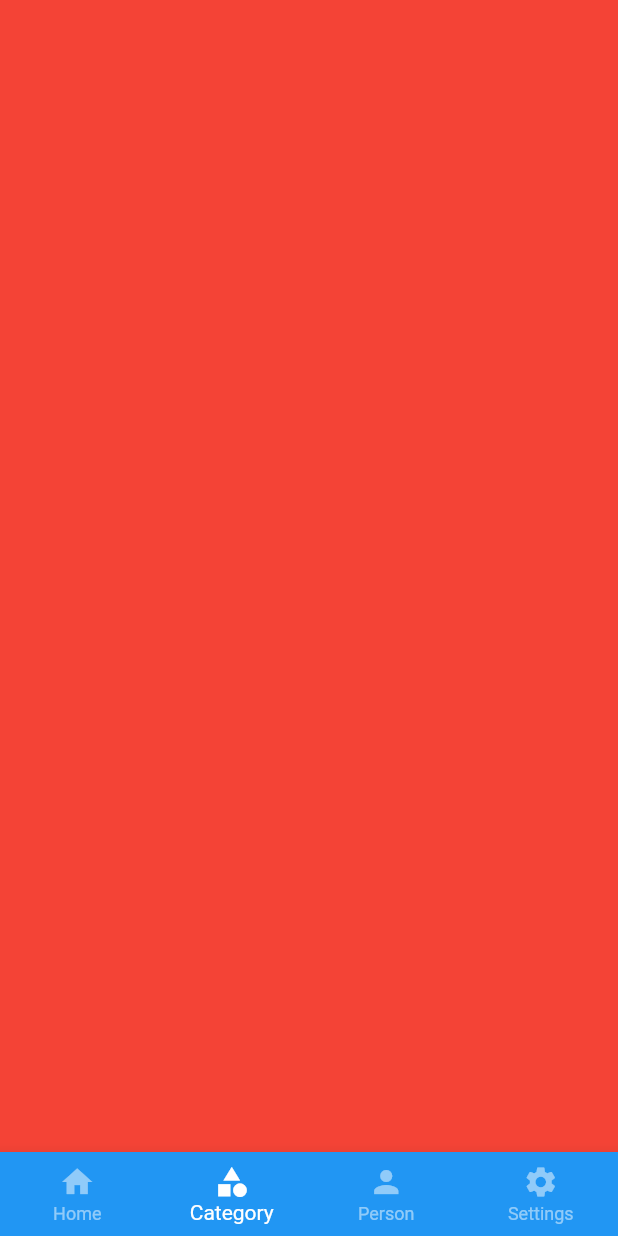
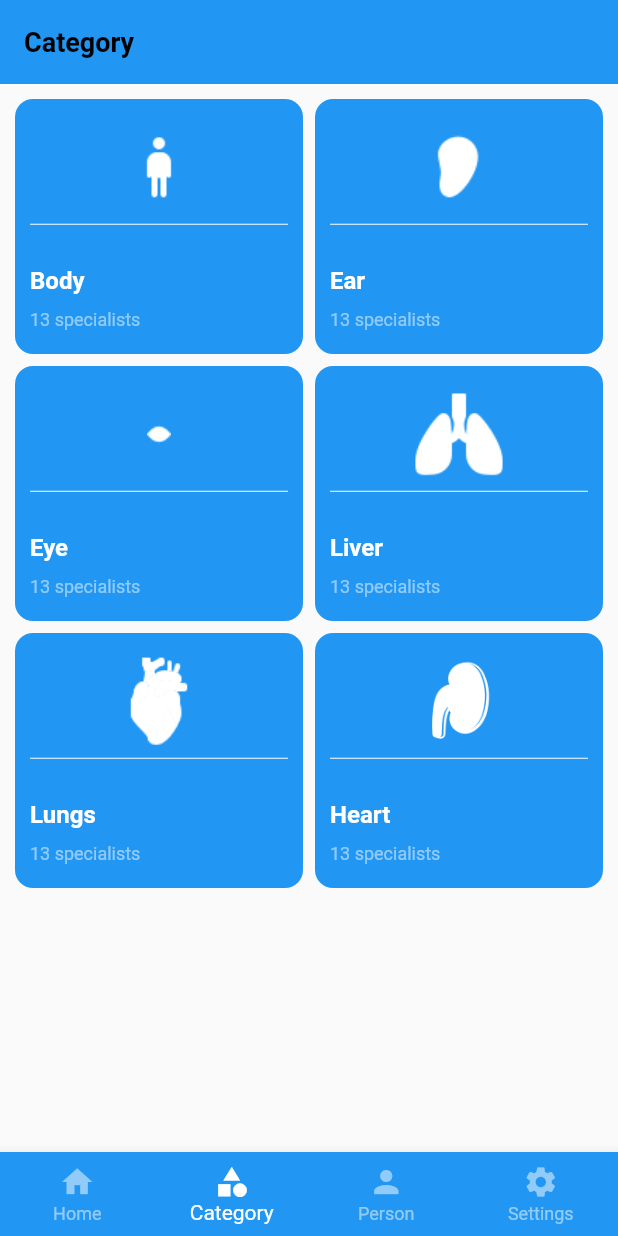
Before and after one commit to Sohag-84/Doctor-Appointment, a Flutter app: the Home screen opened directly, item 2 of the bottom bar chosen, on a phone screen of 412 x 824 dp. Run offline on Flutter 3.47's test engine with Material 2 defaults, Android fonts, the phone set to English and light mode, and no system bars; our stand-ins replace get, velocity_x.

Commit message:
category screen is designed

```diff
--- a/lib/consts/strings.dart
+++ b/lib/consts/strings.dart
@@ -27,5 +27,8 @@ class AppStrings {
       liver = "Liver",
       lungs = "Lungs",
       heart = "Heart",
-      kidney = "Kidney";
+      kidney = "Kidney",
+      category = "Category",
+      doctor = "Doctor Login",
+      settings = "Settings";
 }
--- /dev/null
+++ b/lib/views/category/category_screen.dart
@@ -0,0 +1,76 @@
+// ignore_for_file: prefer_const_constructors
+
+import 'package:doctor_appointment/consts/fonts.dart';
+import 'package:doctor_appointment/consts/list.dart';
+
+import '../../consts/consts.dart';
+
+class CategoryScreen extends StatelessWidget {
+  const CategoryScreen({super.key});
+
+  @override
+  Widget build(BuildContext context) {
+    return Scaffold(
+      appBar: AppBar(
+        elevation: 0,
+        automaticallyImplyLeading: false,
+        title: AppStyles.bold(
+          title: AppStrings.category,
+          size: AppSizes.size18,
+        ),
+      ),
+      body: Padding(
+        padding: const EdgeInsets.all(10.0),
+        child: GridView.builder(
+          physics: BouncingScrollPhysics(),
+          itemCount: iconList.length,
+          gridDelegate: SliverGridDelegateWithFixedCrossAxisCount(
+            crossAxisCount: 2,
+            mainAxisSpacing: 8,
+            crossAxisSpacing: 8,
+            mainAxisExtent: 170,
+          ),
+          itemBuilder: (context, index) {
+            return InkWell(
+              onTap: () {},
+              child: Container(
+                padding: EdgeInsets.all(10),
+                decoration: BoxDecoration(
+                  borderRadius: BorderRadius.circular(12),
+                  color: AppColors.blueColor,
+                ),
+                child: Column(
+                  mainAxisAlignment: MainAxisAlignment.center,
+                  crossAxisAlignment: CrossAxisAlignment.start,
+                  children: [
+                    Align(
+                      alignment: Alignment.center,
+                      child: Image.asset(
+                        iconList[index],
+                        width: 60,
+                        color: AppColors.whiteColor,
+                      ),
+                    ),
+                    Divider(color: AppColors.whiteColor),
+                    20.heightBox,
+                    AppStyles.bold(
+                      title: iconsTitleList[index],
+                      color: AppColors.whiteColor,
+                      size: AppSizes.size16,
+                    ),
+                    10.heightBox,
+                    AppStyles.normal(
+                      title: "13 specialists",
+                      color: AppColors.whiteColor.withOpacity(0.5),
+                      size: AppSizes.size12,
+                    ),
+                  ],
+                ),
+              ),
+            );
+          },
+        ),
+      ),
+    );
+  }
+}
--- a/lib/views/home/home.dart
+++ b/lib/views/home/home.dart
@@ -1,4 +1,7 @@
+// ignore_for_file: prefer_const_constructors
+
 import 'package:doctor_appointment/consts/consts.dart';
+import 'package:doctor_appointment/views/category/category_screen.dart';
 import 'package:doctor_appointment/views/home/home_screen.dart';
 
 class Home extends StatefulWidget {
@@ -13,9 +16,7 @@ class _HomeState extends State<Home> {
 
   List screenList = [
     HomeScreen(),
-    Container(
-      color: Colors.red,
-    ),
+    CategoryScreen(),
     Container(
       color: Colors.orange,
     ),
```
